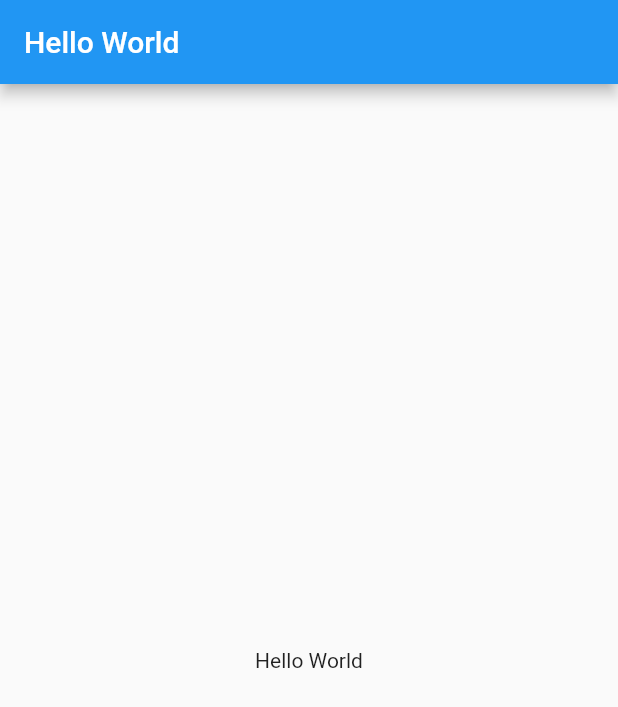
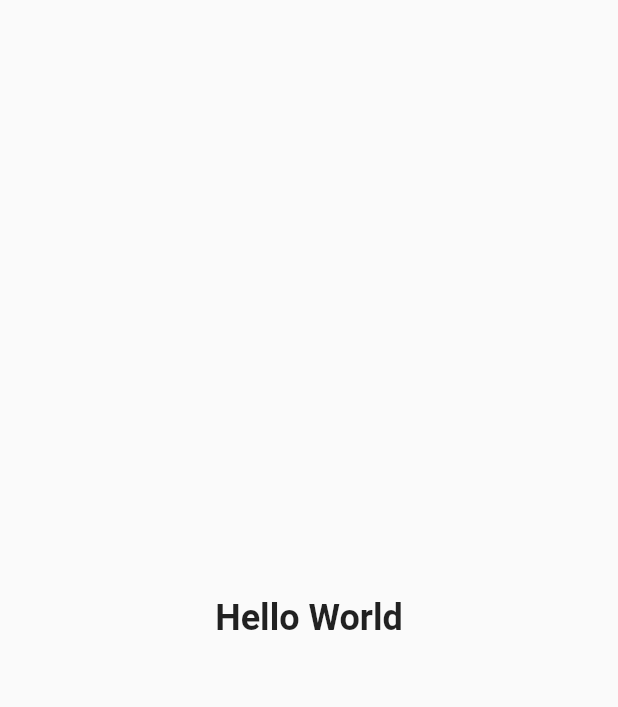
Before and after one commit to Ziedny28/idcamp-multi-platform-app, a Flutter app: the screen it shows after launch, on a phone screen of 412 x 824 dp. Shown: the top 707 px of the screen. Run offline on Flutter 3.47's test engine with Material 2 defaults, Android fonts, the phone set to English and light mode, and no system bars.

```diff
--- a/lib/main.dart
+++ b/lib/main.dart
@@ -13,14 +13,30 @@ class MyApp extends StatelessWidget {
       theme: ThemeData(
         primarySwatch: Colors.blue,
       ),
-      home: Scaffold(
-        appBar: AppBar(
-          title: Text('Hello World'),
-        ),
+      home: const Scaffold(
         body: Center(
-          child: Text('Hello World'),
+          child: Heading(
+            text: 'Hello World',
+          ),
         ),
       ),
     );
   }
 }
+
+class Heading extends StatelessWidget {
+  final String text;
+
+  const Heading({Key? key, required this.text}) : super(key: key);
+
+  @override
+  Widget build(BuildContext context) {
+    return Text(
+      text,
+      style: const TextStyle(
+        fontSize: 24.0,
+        fontWeight: FontWeight.bold,
+      ),
+    );
+  }
+}
--- a/pubspec.yaml
+++ b/pubspec.yaml
@@ -35,7 +35,6 @@ dependencies:
   # The following adds the Cupertino Icons font to your application.
   # Use with the CupertinoIcons class for iOS style icons.
   cupertino_icons: ^1.0.2
-  provider: ^4.0.1
 
 dev_dependencies:
   flutter_test:
```
